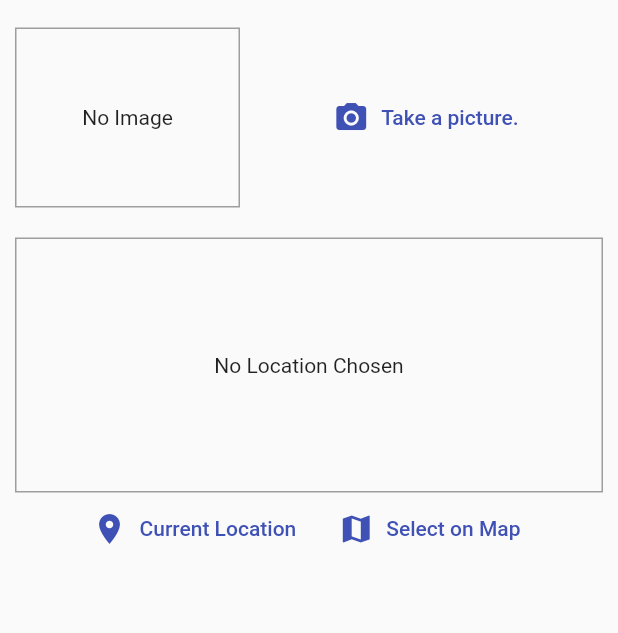
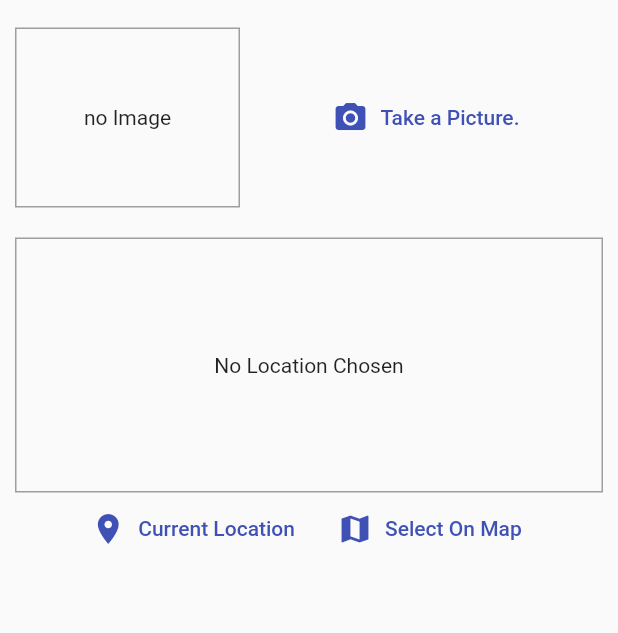
Before and after one commit to AhmedAliHamouda/fav-places-app, a Flutter app: the AddPlaceScreen screen opened by its route, on a phone screen of 412 x 824 dp. Shown: the part 190-823 px from the top of the screen. Run offline on Flutter 3.47's test engine with Material 2 defaults, Android fonts, the phone set to English and light mode, and no system bars; our stand-ins replace google_maps_flutter, image_picker, location, shared_preferences, sqflite; accounts and stored records are empty.

```diff
--- a/lib/helpers/db-helper.dart
+++ b/lib/helpers/db-helper.dart
@@ -13,15 +13,18 @@ class DBHelper {
       },
       version: 1,
     );
+
   }
 
   static Future<void> insert({String table, Map<String, Object> data}) async {
     final db = await DBHelper.database();
+
     db.insert(
       table,
       data,
       conflictAlgorithm: ConflictAlgorithm.replace,
     );
+
   }
 
   static Future<List<Map<String,dynamic>>> getData(String table)async{
--- /dev/null
+++ b/lib/localization/set-localization.dart
@@ -0,0 +1,54 @@
+import 'dart:convert';
+
+import 'package:flutter/material.dart';
+import 'package:flutter/services.dart';
+
+class SetLocalization {
+  final Locale locale;
+
+  SetLocalization(this.locale);
+
+  static SetLocalization of(BuildContext context) {
+    return Localizations.of<SetLocalization>(context, SetLocalization);
+  }
+  Map<String, String> _localizedValues;
+
+ static LocalizationsDelegate<SetLocalization> localizationsDelegate =_GetLocalizationDelegate();
+
+  Future loadLocalizedData() async {
+    String jsonStringValues =
+        await rootBundle.loadString('lib/lang/${locale.languageCode}.json');
+
+    Map<String, dynamic> mappedJson = json.decode(jsonStringValues);
+
+    _localizedValues =
+        mappedJson.map((key, value) => MapEntry(key, value.toString()));
+  }
+
+  String getTranslateValue(String key){
+    return _localizedValues[key];
+  }
+}
+
+class _GetLocalizationDelegate extends LocalizationsDelegate<SetLocalization>{
+  @override
+  bool isSupported(Locale locale) {
+    // TODO: implement isSupported
+    return ['en','ar'].contains(locale.languageCode);
+  }
+
+  @override
+  Future<SetLocalization> load(Locale locale) async {
+    // TODO: implement load
+    //throw UnimplementedError();
+    SetLocalization  setLocalization= SetLocalization(locale);
+    await setLocalization.loadLocalizedData();
+    return setLocalization;
+  }
+
+  @override
+  bool shouldReload(covariant LocalizationsDelegate<SetLocalization> old) {
+    // TODO: implement shouldReload
+    return true;
+  }
+}
--- a/lib/screens/add-place-screen.dart
+++ b/lib/screens/add-place-screen.dart
@@ -1,6 +1,7 @@
 import 'dart:io';
 
 import 'package:flutter/material.dart';
+import 'package:places_app/localization/localication-methods.dart';
 import 'package:places_app/models/place.dart';
 import 'package:places_app/providers/places-provider.dart';
 import 'package:places_app/widgets/image-input.dart';
@@ -19,21 +20,22 @@ class _AddPlaceScreenState extends State<AddPlaceScreen> {
   File _pickedImage;
   PlaceLocation _pickedLocation;
 
-  void _selectedImage(File pickImage){
-    _pickedImage=pickImage;
+  void _selectedImage(File pickImage) {
+    _pickedImage = pickImage;
   }
 
-  void _selectedPlace(double lat,double lng){
-    _pickedLocation=PlaceLocation(latitude: lat, longitude: lng);
-
-
+  void _selectedPlace(double lat, double lng) {
+    _pickedLocation = PlaceLocation(latitude: lat, longitude: lng);
   }
 
-  void _savePlace(){
-    if(_titleController.text.isEmpty || _pickedImage==null ||_pickedLocation==null){
+  void _savePlace() {
+    if (_titleController.text.isEmpty ||
+        _pickedImage == null ||
+        _pickedLocation == null) {
       return;
     }
-    Provider.of<Places>(context,listen: false).addNewPlace(_titleController.text, _pickedImage,_pickedLocation);
+    Provider.of<Places>(context, listen: false)
+        .addNewPlace(_titleController.text, _pickedImage, _pickedLocation);
     Navigator.pop(context);
   }
 
@@ -41,7 +43,7 @@ class _AddPlaceScreenState extends State<AddPlaceScreen> {
   Widget build(BuildContext context) {
     return Scaffold(
       appBar: AppBar(
-        title: Text('Add Place'),
+        title: Text(getTextTranslated(context, 'add_place')),
       ),
       body: Column(
         crossAxisAlignment: CrossAxisAlignment.stretch,
@@ -55,27 +57,29 @@ class _AddPlaceScreenState extends State<AddPlaceScreen> {
                     TextField(
                       controller: _titleController,
                       decoration: InputDecoration(
-                        labelText: 'title',
-                        hintText: 'Name Place',
+                        labelText: getTextTranslated(context, 'title_place'),
+                        hintText: getTextTranslated(context, 'name_place_hint'),
                         border: OutlineInputBorder(
                           borderSide: BorderSide(color: Colors.grey),
                         ),
                       ),
                     ),
-                    SizedBox(height: 20.0,),
+                    SizedBox(
+                      height: 20.0,
+                    ),
                     ImageInput(_selectedImage),
-                    SizedBox(height: 20.0,),
+                    SizedBox(
+                      height: 20.0,
+                    ),
                     LocationInput(_selectedPlace),
                   ],
                 ),
               ),
             ),
           ),
-
-
           RaisedButton(
             child: Text(
-              'Add Place',
+              getTextTranslated(context, 'add_place'),
               style: TextStyle(fontSize: 18.0),
             ),
             elevation: 0,
--- a/lib/screens/map-screen.dart
+++ b/lib/screens/map-screen.dart
@@ -1,5 +1,6 @@
 import 'package:flutter/material.dart';
 import 'package:google_maps_flutter/google_maps_flutter.dart';
+import 'package:places_app/localization/localication-methods.dart';
 import 'package:places_app/models/place.dart';
 
 class MapScreen extends StatefulWidget {
@@ -29,7 +30,7 @@ class _MapScreenState extends State<MapScreen> {
   Widget build(BuildContext context) {
     return Scaffold(
       appBar: AppBar(
-        title: Text('Map'),
+        title: Text(getTextTranslated(context, 'map')),
         actions: [
           if(widget.isSelecting)
             IconButton(icon: Icon(Icons.check), onPressed: _pickedLocation == null ? null :(){
--- a/lib/widgets/image-input.dart
+++ b/lib/widgets/image-input.dart
@@ -4,6 +4,7 @@ import 'package:flutter/material.dart';
 import 'package:image_picker/image_picker.dart';
 import 'package:path/path.dart' as path;
 import 'package:path_provider/path_provider.dart' as sysPath;
+import 'package:places_app/localization/localication-methods.dart';
 
 class ImageInput extends StatefulWidget {
 
@@ -49,7 +50,7 @@ class _ImageInputState extends State<ImageInput> {
           ),
           child: _storeImage == null
               ? Text(
-                  'No Image',
+                  getTextTranslated(context, 'no_image'),
                   textAlign: TextAlign.center,
                 )
               : Image.file(
@@ -69,7 +70,7 @@ class _ImageInputState extends State<ImageInput> {
                   color: Theme.of(context).primaryColor,
                 ),
                 label: Text(
-                  'Take a picture.',
+                  getTextTranslated(context, 'take_pic'),
                   style: TextStyle(color: Theme.of(context).primaryColor),
                 )))
       ],
--- a/lib/widgets/location-input.dart
+++ b/lib/widgets/location-input.dart
@@ -2,6 +2,7 @@ import 'package:flutter/material.dart';
 import 'package:google_maps_flutter/google_maps_flutter.dart';
 import 'package:location/location.dart';
 import 'package:places_app/helpers/location-helper.dart';
+import 'package:places_app/localization/localication-methods.dart';
 import 'package:places_app/screens/map-screen.dart';
 
 class LocationInput extends StatefulWidget {
@@ -62,7 +63,7 @@ class _LocationInputState extends State<LocationInput> {
           ),
           child: _previewImageUrl == null
               ? Text(
-                  'No Location Chosen',
+                  getTextTranslated(context, 'no_location'),
                   textAlign: TextAlign.center,
                 )
               : Image.network(
@@ -78,7 +79,7 @@ class _LocationInputState extends State<LocationInput> {
               icon: Icon(
                 Icons.location_on,
               ),
-              label: Text('Current Location'),
+              label: Text(getTextTranslated(context, 'current_location')),
               textColor: Theme.of(context).primaryColor,
               onPressed: getCurrentLocation,
             ),
@@ -86,7 +87,7 @@ class _LocationInputState extends State<LocationInput> {
               icon: Icon(
                 Icons.map,
               ),
-              label: Text('Select on Map'),
+              label: Text(getTextTranslated(context, 'select_on_map')),
               textColor: Theme.of(context).primaryColor,
               onPressed: _selectedOnMap,
             ),
```
Also changed, not shown: lib/lang/ar.json (added, +20 -0 lines), lib/lang/en.json (added, +20 -0 lines), lib/localization/localication-methods.dart (added, +19 -0 lines), lib/main.dart (+48 -1 lines), lib/screens/places-screen.dart (+7 -2 lines), lib/screens/settings-screen.dart (added, +24 -0 lines), lib/widgets/dialog.dart (added, +49 -0 lines), lib/widgets/main-drawer.dart (added, +44 -0 lines), pubspec.yaml (+6 -2 lines), pubspec.lock.
